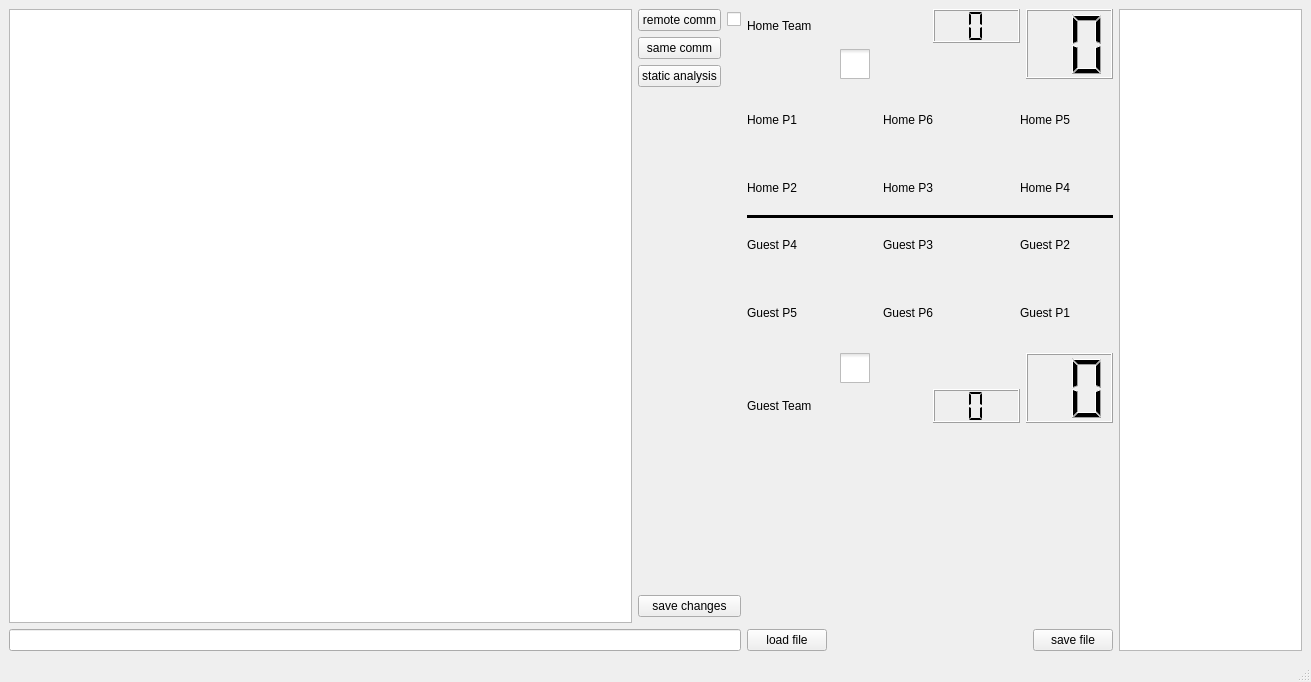
twicki/datavolley2, file tvrscouting/uis/first.ui: the form before one commit.
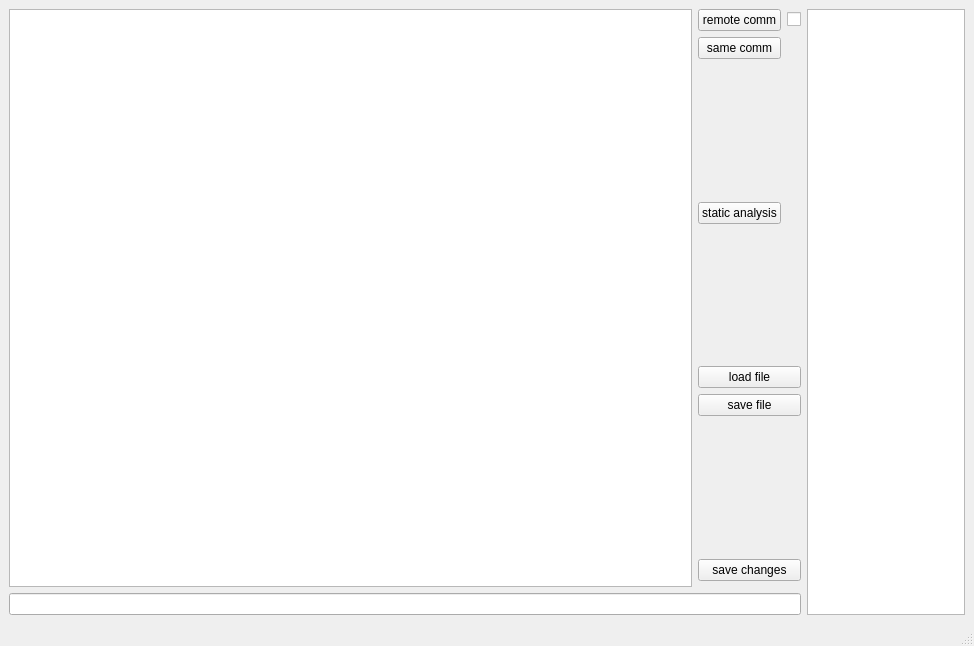
The form after the commit. Icons and pictures are not drawn.

The edit to the form file:
```diff
--- a/tvrscouting/uis/first.ui
+++ b/tvrscouting/uis/first.ui
@@ -6,8 +6,8 @@
    <rect>
     <x>0</x>
     <y>0</y>
-    <width>1311</width>
-    <height>682</height>
+    <width>974</width>
+    <height>646</height>
    </rect>
   </property>
   <property name="windowTitle">
@@ -18,19 +18,9 @@
     <normaloff>.</normaloff>.</iconset>
   </property>
   <widget class="QWidget" name="centralwidget">
-   <layout class="QGridLayout" name="gridLayout_9" columnstretch="4,2,1">
+   <layout class="QGridLayout" name="gridLayout_9" columnstretch="5,1">
     <item row="0" column="0">
      <layout class="QGridLayout" name="gridLayout_7">
-      <item row="1" column="0" rowspan="7">
-       <widget class="QTextEdit" name="textEdit"/>
-      </item>
-      <item row="2" column="1">
-       <widget class="QPushButton" name="pushButton">
-        <property name="text">
-         <string>same comm</string>
-        </property>
-       </widget>
-      </item>
       <item row="1" column="2">
        <widget class="QCheckBox" name="remote_on">
         <property name="enabled">
@@ -41,10 +31,58 @@
         </property>
        </widget>
       </item>
-      <item row="9" column="0" colspan="3">
-       <widget class="QLineEdit" name="lineEdit"/>
-      </item>
       <item row="4" column="1">
+       <widget class="QPushButton" name="pushButton_3">
+        <property name="text">
+         <string>static analysis</string>
+        </property>
+       </widget>
+      </item>
+      <item row="8" column="1">
+       <spacer name="verticalSpacer">
+        <property name="orientation">
+         <enum>Qt::Vertical</enum>
+        </property>
+        <property name="sizeHint" stdset="0">
+         <size>
+          <width>20</width>
+          <height>40</height>
+         </size>
+        </property>
+       </spacer>
+      </item>
+      <item row="9" column="1" colspan="2">
+       <widget class="QPushButton" name="pushButton_2">
+        <property name="text">
+         <string>save changes</string>
+        </property>
+       </widget>
+      </item>
+      <item row="7" column="1" colspan="2">
+       <widget class="QPushButton" name="saveFile">
+        <property name="text">
+         <string>save file</string>
+        </property>
+       </widget>
+      </item>
+      <item row="12" column="0" colspan="3">
+       <widget class="QLineEdit" name="lineEdit"/>
+      </item>
+      <item row="6" column="1" colspan="2">
+       <widget class="QPushButton" name="loadFile">
+        <property name="text">
+         <string>load file</string>
+        </property>
+       </widget>
+      </item>
+      <item row="2" column="1">
+       <widget class="QPushButton" name="pushButton">
+        <property name="text">
+         <string>same comm</string>
+        </property>
+       </widget>
+      </item>
+      <item row="5" column="1">
        <spacer name="verticalSpacer_3">
         <property name="orientation">
          <enum>Qt::Vertical</enum>
@@ -57,6 +95,9 @@
         </property>
        </spacer>
       </item>
+      <item row="1" column="0" rowspan="10">
+       <widget class="QTextEdit" name="textEdit"/>
+      </item>
       <item row="1" column="1">
        <widget class="QPushButton" name="remote_stats">
         <property name="text">
@@ -64,377 +105,22 @@
         </property>
        </widget>
       </item>
-      <item row="6" column="1" colspan="2">
-       <widget class="QPushButton" name="pushButton_2">
-        <property name="text">
-         <string>save changes</string>
-        </property>
-       </widget>
-      </item>
       <item row="3" column="1">
-       <widget class="QPushButton" name="pushButton_3">
-        <property name="text">
-         <string>static analysis</string>
+       <spacer name="verticalSpacer_2">
+        <property name="orientation">
+         <enum>Qt::Vertical</enum>
         </property>
-       </widget>
+        <property name="sizeHint" stdset="0">
+         <size>
+          <width>20</width>
+          <height>40</height>
+         </size>
+        </property>
+       </spacer>
       </item>
      </layout>
     </item>
     <item row="0" column="1">
-     <layout class="QGridLayout" name="gridLayout_6">
-      <item row="4" column="0">
-       <layout class="QGridLayout" name="gridLayout_8">
-        <item row="2" column="2">
-         <spacer name="horizontalSpacer_5">
-          <property name="orientation">
-           <enum>Qt::Horizontal</enum>
-          </property>
-          <property name="sizeHint" stdset="0">
-           <size>
-            <width>40</width>
-            <height>20</height>
-           </size>
-          </property>
-         </spacer>
-        </item>
-        <item row="2" column="3">
-         <widget class="QPushButton" name="saveFile">
-          <property name="text">
-           <string>save file</string>
-          </property>
-         </widget>
-        </item>
-        <item row="2" column="1">
-         <widget class="QPushButton" name="loadFile">
-          <property name="text">
-           <string>load file</string>
-          </property>
-         </widget>
-        </item>
-       </layout>
-      </item>
-      <item row="0" column="0">
-       <layout class="QGridLayout" name="gridLayout" rowstretch="5,1,3,0,1,3" columnstretch="3,1,3,1,3">
-        <item row="1" column="0">
-         <spacer name="verticalSpacer_6">
-          <property name="orientation">
-           <enum>Qt::Vertical</enum>
-          </property>
-          <property name="sizeHint" stdset="0">
-           <size>
-            <width>20</width>
-            <height>40</height>
-           </size>
-          </property>
-         </spacer>
-        </item>
-        <item row="4" column="1">
-         <spacer name="horizontalSpacer">
-          <property name="orientation">
-           <enum>Qt::Horizontal</enum>
-          </property>
-          <property name="sizeHint" stdset="0">
-           <size>
-            <width>40</width>
-            <height>20</height>
-           </size>
-          </property>
-         </spacer>
-        </item>
-        <item row="4" column="2">
-         <spacer name="verticalSpacer">
-          <property name="orientation">
-           <enum>Qt::Vertical</enum>
-          </property>
-          <property name="sizeHint" stdset="0">
-           <size>
-            <width>20</width>
-            <height>40</height>
-           </size>
-          </property>
-         </spacer>
-        </item>
-        <item row="2" column="0">
-         <widget class="QLabel" name="label">
-          <property name="text">
-           <string>Home P1</string>
-          </property>
-         </widget>
-        </item>
-        <item row="5" column="2">
-         <widget class="QLabel" name="label_4">
-          <property name="text">
-           <string>Home P3</string>
-          </property>
-         </widget>
-        </item>
-        <item row="5" column="0">
-         <widget class="QLabel" name="label_5">
-          <property name="text">
-           <string>Home P2</string>
-          </property>
-         </widget>
-        </item>
-        <item row="2" column="4">
-         <widget class="QLabel" name="label_3">
-          <property name="text">
-           <string>Home P5</string>
-          </property>
-         </widget>
-        </item>
-        <item row="2" column="2">
-         <widget class="QLabel" name="label_2">
-          <property name="text">
-           <string>Home P6</string>
-          </property>
-         </widget>
-        </item>
-        <item row="5" column="4">
-         <widget class="QLabel" name="label_6">
-          <property name="text">
-           <string>Home P4</string>
-          </property>
-         </widget>
-        </item>
-        <item row="4" column="3">
-         <spacer name="horizontalSpacer_2">
-          <property name="orientation">
-           <enum>Qt::Horizontal</enum>
-          </property>
-          <property name="sizeHint" stdset="0">
-           <size>
-            <width>40</width>
-            <height>20</height>
-           </size>
-          </property>
-         </spacer>
-        </item>
-        <item row="0" column="0" colspan="5">
-         <layout class="QGridLayout" name="gridLayout_4" rowstretch="1,1">
-          <item row="0" column="2">
-           <widget class="QLCDNumber" name="lcdNumber_4">
-            <property name="digitCount">
-             <number>1</number>
-            </property>
-            <property name="segmentStyle">
-             <enum>QLCDNumber::Flat</enum>
-            </property>
-           </widget>
-          </item>
-          <item row="0" column="3" rowspan="2">
-           <widget class="QLCDNumber" name="lcdNumber">
-            <property name="digitCount">
-             <number>2</number>
-            </property>
-            <property name="segmentStyle">
-             <enum>QLCDNumber::Filled</enum>
-            </property>
-           </widget>
-          </item>
-          <item row="1" column="1">
-           <widget class="QCheckBox" name="checkBox">
-            <property name="styleSheet">
-             <string notr="true">QCheckBox::indicator {width: 30px; height: 30px;spacing: 0px;}</string>
-            </property>
-            <property name="text">
-             <string/>
-            </property>
-           </widget>
-          </item>
-          <item row="0" column="0" colspan="2">
-           <widget class="QLabel" name="label_14">
-            <property name="text">
-             <string>Home Team</string>
-            </property>
-           </widget>
-          </item>
-         </layout>
-        </item>
-       </layout>
-      </item>
-      <item row="2" column="0">
-       <layout class="QGridLayout" name="gridLayout_2" rowstretch="3,1,3,1,5" columnstretch="3,1,3,1,3">
-        <item row="1" column="3">
-         <spacer name="horizontalSpacer_4">
-          <property name="orientation">
-           <enum>Qt::Horizontal</enum>
-          </property>
-          <property name="sizeHint" stdset="0">
-           <size>
-            <width>40</width>
-            <height>20</height>
-           </size>
-          </property>
-         </spacer>
-        </item>
-        <item row="0" column="4">
-         <widget class="QLabel" name="label_8">
-          <property name="text">
-           <string>Guest P2</string>
-          </property>
-         </widget>
-        </item>
-        <item row="2" column="0">
-         <widget class="QLabel" name="label_11">
-          <property name="text">
-           <string>Guest P5</string>
-          </property>
-         </widget>
-        </item>
-        <item row="0" column="0">
-         <widget class="QLabel" name="label_9">
-          <property name="text">
-           <string>Guest P4</string>
-          </property>
-         </widget>
-        </item>
-        <item row="0" column="2">
-         <widget class="QLabel" name="label_7">
-          <property name="text">
-           <string>Guest P3</string>
-          </property>
-         </widget>
-        </item>
-        <item row="1" column="1">
-         <spacer name="horizontalSpacer_3">
-          <property name="orientation">
-           <enum>Qt::Horizontal</enum>
-          </property>
-          <property name="sizeHint" stdset="0">
-           <size>
-            <width>40</width>
-            <height>20</height>
-           </size>
-          </property>
-         </spacer>
-        </item>
-        <item row="1" column="2">
-         <spacer name="verticalSpacer_2">
-          <property name="orientation">
-           <enum>Qt::Vertical</enum>
-          </property>
-          <property name="sizeHint" stdset="0">
-           <size>
-            <width>20</width>
-            <height>40</height>
-           </size>
-          </property>
-         </spacer>
-        </item>
-        <item row="3" column="2">
-         <spacer name="verticalSpacer_5">
-          <property name="orientation">
-           <enum>Qt::Vertical</enum>
-          </property>
-          <property name="sizeHint" stdset="0">
-           <size>
-            <width>20</width>
-            <height>40</height>
-           </size>
-          </property>
-         </spacer>
-        </item>
-        <item row="2" column="2">
-         <widget class="QLabel" name="label_10">
-          <property name="text">
-           <string>Guest P6</string>
-          </property>
-         </widget>
-        </item>
-        <item row="4" column="0" colspan="5">
-         <layout class="QGridLayout" name="gridLayout_3" rowstretch="1,1">
-          <item row="1" column="2">
-           <widget class="QLCDNumber" name="lcdNumber_3">
-            <property name="autoFillBackground">
-             <bool>false</bool>
-            </property>
-            <property name="digitCount">
-             <number>1</number>
-            </property>
-            <property name="segmentStyle">
-             <enum>QLCDNumber::Flat</enum>
-            </property>
-           </widget>
-          </item>
-          <item row="0" column="3" rowspan="2">
-           <widget class="QLCDNumber" name="lcdNumber_2">
-            <property name="lineWidth">
-             <number>1</number>
-            </property>
-            <property name="digitCount">
-             <number>2</number>
-            </property>
-           </widget>
-          </item>
-          <item row="0" column="1">
-           <widget class="QCheckBox" name="checkBox_2">
-            <property name="autoFillBackground">
-             <bool>false</bool>
-            </property>
-            <property name="styleSheet">
-             <string notr="true">QCheckBox::indicator {width: 30px; height: 30px;spacing: 0px;}</string>
-            </property>
-            <property name="text">
-             <string/>
-            </property>
-            <property name="iconSize">
-             <size>
-              <width>50</width>
-              <height>50</height>
-             </size>
-            </property>
-            <property name="tristate">
-             <bool>false</bool>
-            </property>
-           </widget>
-          </item>
-          <item row="1" column="0" colspan="2">
-           <widget class="QLabel" name="label_13">
-            <property name="text">
-             <string>Guest Team</string>
-            </property>
-           </widget>
-          </item>
-         </layout>
-        </item>
-        <item row="2" column="4">
-         <widget class="QLabel" name="label_12">
-          <property name="text">
-           <string>Guest P1</string>
-          </property>
-         </widget>
-        </item>
-       </layout>
-      </item>
-      <item row="3" column="0">
-       <spacer name="verticalSpacer_4">
-        <property name="orientation">
-         <enum>Qt::Vertical</enum>
-        </property>
-        <property name="sizeHint" stdset="0">
-         <size>
-          <width>20</width>
-          <height>40</height>
-         </size>
-        </property>
-       </spacer>
-      </item>
-      <item row="1" column="0">
-       <widget class="Line" name="line">
-        <property name="frameShadow">
-         <enum>QFrame::Plain</enum>
-        </property>
-        <property name="lineWidth">
-         <number>4</number>
-        </property>
-        <property name="orientation">
-         <enum>Qt::Horizontal</enum>
-        </property>
-       </widget>
-      </item>
-     </layout>
-    </item>
-    <item row="0" column="2">
      <layout class="QGridLayout" name="gridLayout_5">
       <item row="0" column="0">
        <widget class="QTableWidget" name="action_view">
```
Left out of the diff: 2 changed lines with no effect on the pictures.
